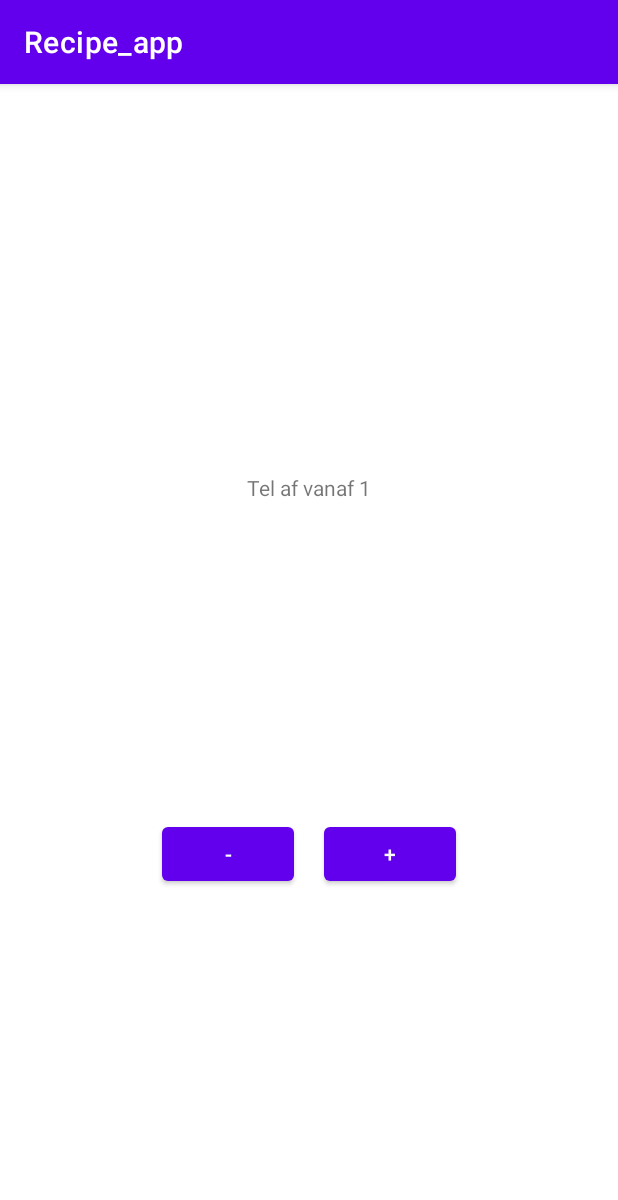
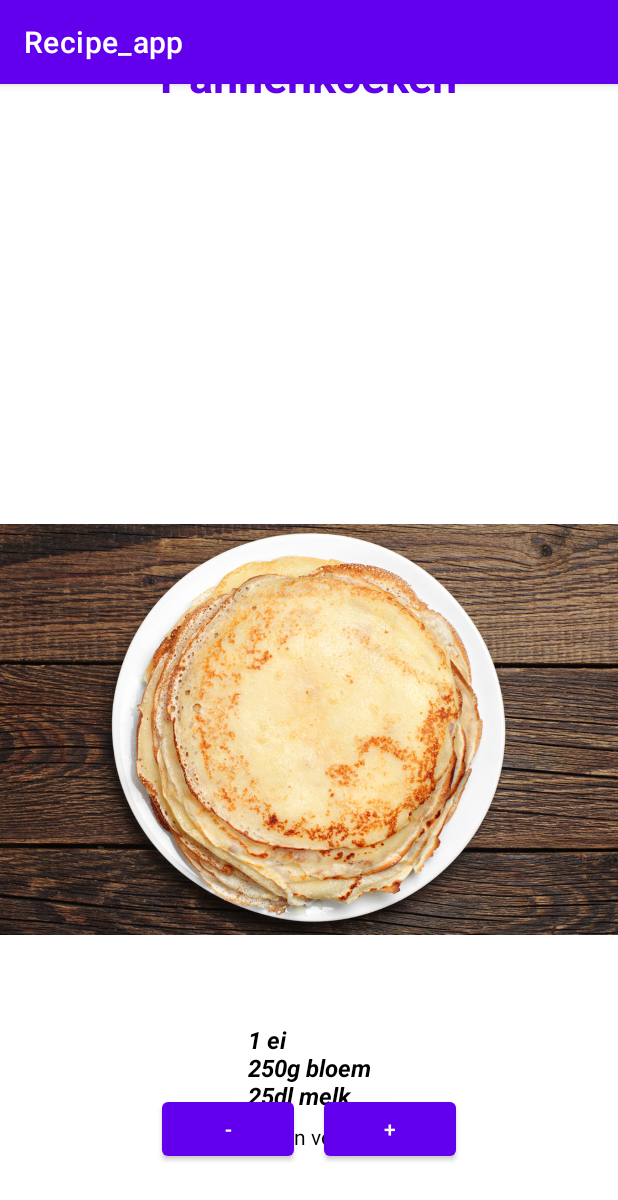
Before and after one commit to V-iices/recipe_app, an Android app: the screen it shows after launch (MainActivity), on a phone screen of 412 x 824 dp. Shown: the top 1200 px of the screen. Run offline under Robolectric (Android 15) with nearby library versions, the phone set to English and light mode, and no system bars.

```diff
--- a/app/src/main/java/com/example/recipe_app/MainActivity.java
+++ b/app/src/main/java/com/example/recipe_app/MainActivity.java
@@ -9,40 +9,51 @@ import android.widget.TextView;
 
 public class MainActivity extends AppCompatActivity {
     int nummer = 1;
+    int ei = 1;
+    int bloem = 250;
+    int melk = 25;
     @Override
     protected void onCreate(Bundle savedInstanceState) {
         super.onCreate(savedInstanceState);
         setContentView(R.layout.activity_main);
 
         TextView counter = findViewById(R.id.nummer);
+        TextView recept = findViewById(R.id.recept);
+        TextView receptnaam = findViewById(R.id.receptnaam);
         Button plusknop = findViewById(R.id.plus);
         Button minusknop = findViewById(R.id.minus);
 
-        counter.setText("Tel af vanaf " + nummer);
+        counter.setText("Pannenkoeken voor " + nummer + " persoon");
+        recept.setText(ei + " ei" + "\n" + bloem + "g bloem" + "\n" + melk + "dl melk");
+        receptnaam.setText("Pannenkoeken");
 
         plusknop.setOnClickListener(new View.OnClickListener() {
             @Override
             public void onClick(View view) {
-                if(nummer < 10) {
+                if(nummer >= 0) {
                     nummer++;
-                    counter.setText("Tel af vanaf " + nummer);
-                    plusknop.setEnabled(true);
+                    ei++;
+                    bloem += 250;
+                    melk += 25;
+                    counter.setText("Pannenkoeken voor " + nummer + " personen");
+                    recept.setText(ei + " ei" + "\n" + bloem + "g bloem" + "\n" + melk + "dl melk");
                 }
-                else {
-                    plusknop.setEnabled(false);
-                }
+
             }
         });
         minusknop.setOnClickListener(new View.OnClickListener() {
             @Override
             public void onClick(View view) {
-                if(nummer > 1) {
+                if(nummer >= 2) {
                     nummer--;
-                    counter.setText("Tel af vanaf " + nummer);
-                    plusknop.setEnabled(true);
+                    ei--;
+                    bloem -= 250;
+                    melk -= 25;
+                    counter.setText("Pannenkoeken voor " + nummer +" personen");
+                    recept.setText(ei + " ei" + "\n" + bloem + "g bloem" + "\n" + melk + "dl melk");
                 }
-                else {
-                    minusknop.setEnabled(false);
+                if(nummer == 1){
+                    counter.setText("Pannenkoeken voor " + nummer + " persoon");
                 }
             }
         });
--- a/app/src/main/res/layout/activity_main.xml
+++ b/app/src/main/res/layout/activity_main.xml
@@ -10,11 +10,41 @@
         android:id="@+id/nummer"
         android:layout_width="wrap_content"
         android:layout_height="wrap_content"
-        android:text="Hello World!"
         app:layout_constraintBottom_toBottomOf="@id/plus"
         app:layout_constraintLeft_toLeftOf="parent"
         app:layout_constraintRight_toRightOf="parent"
-        app:layout_constraintTop_toTopOf="parent" />
+        app:layout_constraintTop_toTopOf="@id/recept"
+        android:textSize="14sp"
+        android:textColor="@color/black"
+        android:translationY="500px"/>
+
+    <TextView
+        android:id="@+id/recept"
+        android:layout_width="wrap_content"
+        android:layout_height="wrap_content"
+        app:layout_constraintBottom_toBottomOf="@id/nummer"
+        app:layout_constraintLeft_toLeftOf="parent"
+        app:layout_constraintRight_toRightOf="parent"
+        app:layout_constraintTop_toTopOf="parent"
+        android:textSize="16sp"
+        android:textStyle="bold|italic"
+        android:text="Sample TextView"
+        android:padding="10dp"
+        android:textColor="@color/black"
+        android:translationY="700px"/>
+
+    <TextView
+        android:id="@+id/receptnaam"
+        android:layout_width="wrap_content"
+        android:layout_height="wrap_content"
+        app:layout_constraintBottom_toBottomOf="@id/recept"
+        app:layout_constraintLeft_toLeftOf="parent"
+        app:layout_constraintRight_toRightOf="parent"
+        app:layout_constraintTop_toTopOf="parent"
+        android:textSize="30sp"
+        android:textStyle="bold"
+        android:textColor="@color/purple_500"
+        android:translationY="-180px" />
 
     <Button
         android:id="@+id/plus"
@@ -24,7 +54,9 @@
         app:layout_constraintBottom_toBottomOf="parent"
         app:layout_constraintLeft_toLeftOf="@id/minus"
         app:layout_constraintRight_toRightOf="parent"
-        app:layout_constraintTop_toTopOf="@id/nummer" />
+        app:layout_constraintTop_toTopOf="@id/nummer"
+        android:translationY="200px"/>
+
     <Button
         android:id="@+id/minus"
         android:layout_width="wrap_content"
@@ -33,6 +65,17 @@
         app:layout_constraintBottom_toBottomOf="parent"
         app:layout_constraintLeft_toLeftOf="parent"
         app:layout_constraintRight_toRightOf="@id/plus"
-        app:layout_constraintTop_toTopOf="@id/nummer" />
+        app:layout_constraintTop_toTopOf="@id/nummer"
+        android:translationY="200px"/>
+
+    <ImageView
+        android:id="@+id/imageView"
+        android:layout_width="wrap_content"
+        android:layout_height="wrap_content"
+        app:srcCompat="@drawable/pancake"
+        tools:layout_editor_absoluteX="33dp"
+        tools:layout_editor_absoluteY="-111dp"
+        app:layout_constraintBottom_toBottomOf="@id/recept"
+        android:translationY="800px"/>
 
 </androidx.constraintlayout.widget.ConstraintLayout>
```
Also changed, not shown: app/src/main/res/drawable/pancake.jpg (added).
